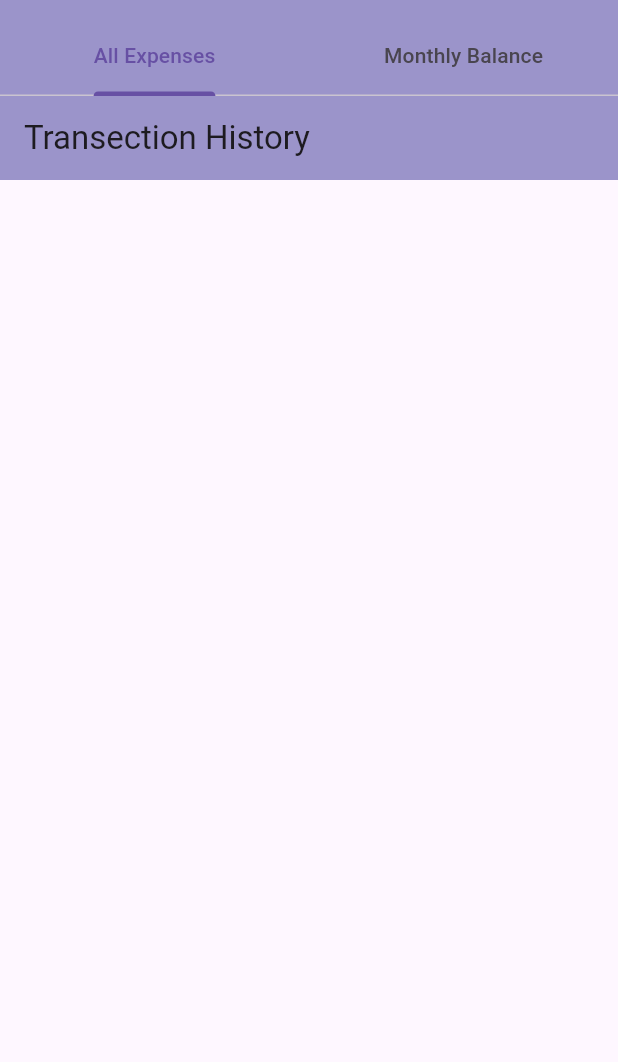
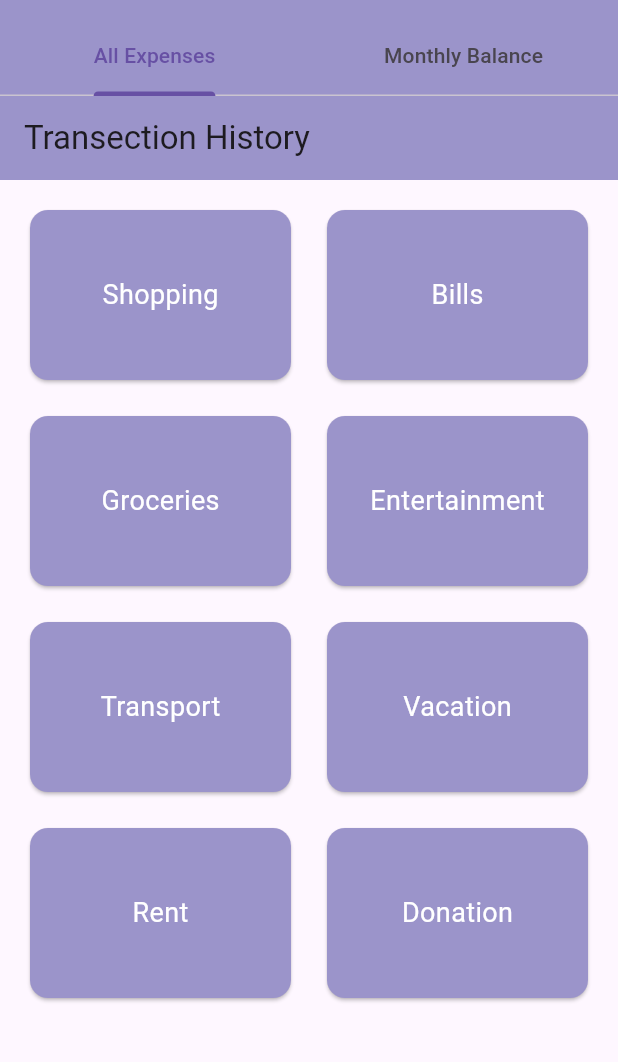
Before and after one commit to Nivedita-Tamrakar/nivedita_tamrakar_personal_finance_app, a Flutter app: the screen it shows after launch, on a phone screen of 412 x 824 dp, the part 60-1122 px from its top. Run offline on Flutter 3.47's test engine with Material 3 defaults, Android fonts, the phone set to English and light mode, and no system bars; our stand-ins replace dio, flutter_riverpod, go_router.

Commit message:
added the ios app icon.Added grid and list view at transection screen.

```diff
--- a/lib/ui/screens/homescreen.dart
+++ b/lib/ui/screens/homescreen.dart
@@ -87,6 +87,7 @@ class _HomescreenState extends ConsumerState<Homescreen> {
             ),
         ]),
         backgroundColor: const Color.fromARGB(255, 155, 148, 202),
+
       ),
     );
   }
--- a/lib/ui/screens/transactionHistory.dart
+++ b/lib/ui/screens/transactionHistory.dart
@@ -1,4 +1,5 @@
 import 'package:flutter/material.dart';
+import 'package:nivedita_tamrakar_personal_finance_app/ui/screens/transectionListScreen.dart';
 
 class Transactionhistory extends StatefulWidget {
   const Transactionhistory({super.key});
@@ -8,6 +9,7 @@ class Transactionhistory extends StatefulWidget {
 }
 
 class _TransactionhistoryState extends State<Transactionhistory> {
+  final List<String> categories = ['Shopping', 'Bills', 'Groceries', 'Entertainment', 'Transport','Vacation','Rent','Donation'];
   @override
   Widget build(BuildContext context) {
     return Scaffold(
@@ -15,6 +17,38 @@ class _TransactionhistoryState extends State<Transactionhistory> {
         title: const Text("Transection History"),
         backgroundColor: const Color.fromARGB(255, 155, 148, 202),
       ),
+      body: GridView.builder(
+        padding: const EdgeInsets.all(16),
+        gridDelegate: const SliverGridDelegateWithFixedCrossAxisCount(
+          crossAxisCount: 2,
+          crossAxisSpacing: 16,
+          mainAxisSpacing: 16,
+          childAspectRatio: 1.5, // Adjust as needed
+        ),
+        itemCount: categories.length,
+        itemBuilder: (context, index) {
+          return GestureDetector(
+            onTap: () {
+              // Navigate to the ListView screen with the selected category
+              Navigator.push(
+                context,
+                MaterialPageRoute(
+                  builder: (context) => TransactionListScreen(category: categories[index]),
+                ),
+              );
+            },
+            child: Card(
+              color: const Color.fromARGB(255, 155, 148, 202),
+              child: Center(
+                child: Text(
+                  categories[index],
+                  style: const TextStyle(fontSize: 18, color: Colors.white),
+                ),
+              ),
+            ),
+          );
+        },
+      ),
     );
   }
 }
```
Also changed, not shown: lib/ui/screens/transectionListScreen.dart (added, +40 -0 lines), 18 other files.
